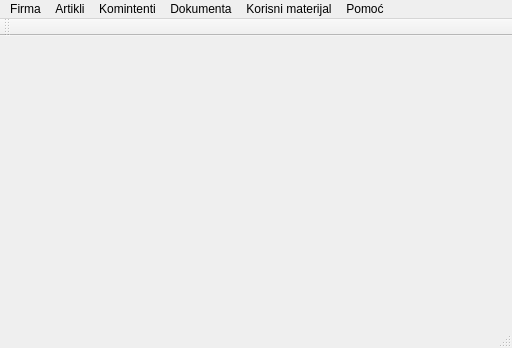
Above: commercium.ui from s-pab/Commercium before the change. Below: the same form after it.
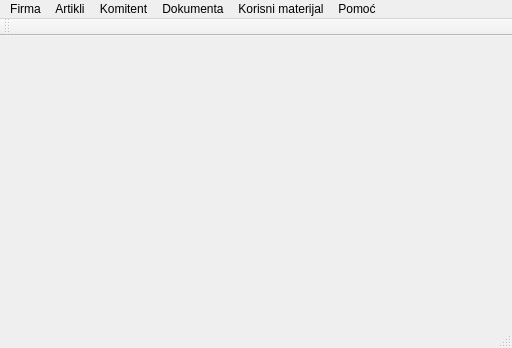
That is the form after the change. Icons and pictures are not drawn.

Commit message: Ubacene klasa za komitent-e i ubacene ikone

Patch:
```diff
--- a/commercium.ui
+++ b/commercium.ui
@@ -56,7 +56,7 @@
    </widget>
    <widget class="QMenu" name="menuKomintenti">
     <property name="title">
-     <string>Komintenti</string>
+     <string>Komitent</string>
     </property>
     <addaction name="actionDodaj"/>
     <addaction name="actionIzmeni_2"/>
```
Left out of the diff: 12 changed lines with no effect on the pictures. The commit also changes 2 other files.
